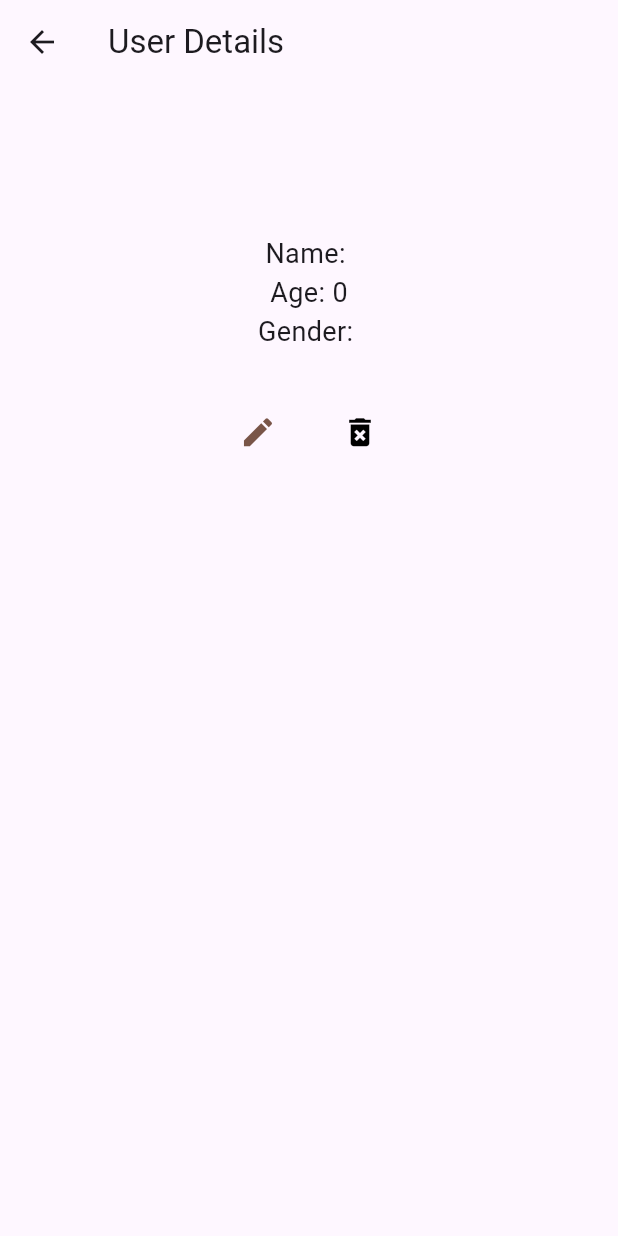
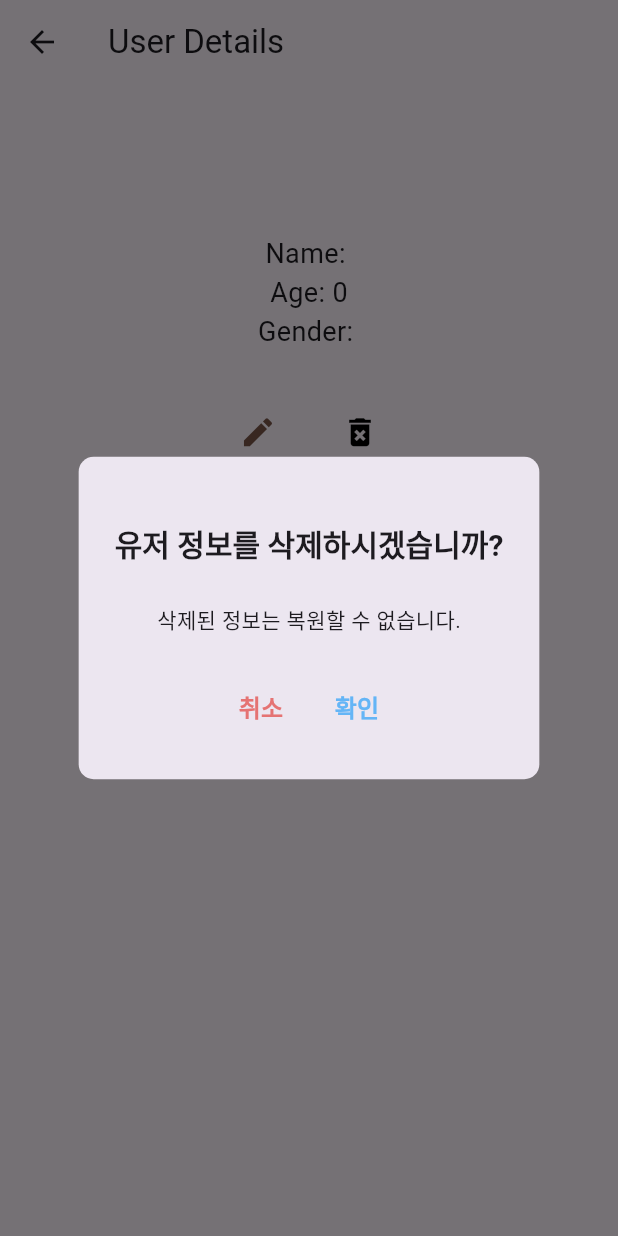
Before and after one commit to flutteam/firebase_getset_userdata, a Flutter app: the UserDetailsScreen screen opened directly with empty values, after a tap on the "delete forever" icon, on a phone screen of 412 x 824 dp. Run offline on Flutter 3.47's test engine with Material 3 defaults, Android fonts, the phone set to English and light mode, and no system bars; our stand-ins replace cloud_firestore, firebase_core; accounts and stored records are empty.

Commit message:
add docRefUser data in userData List + implement Delete User Data func

```diff
--- a/lib/get_data/get_screen.dart
+++ b/lib/get_data/get_screen.dart
@@ -1,6 +1,7 @@
 import 'package:cloud_firestore/cloud_firestore.dart';
 import 'package:firebase_getset_userdata/get_data/get_model.dart';
 import 'package:flutter/material.dart';
+import 'package:flutter/services.dart';
 
 class GetScreen extends StatelessWidget {
   const GetScreen({Key? key}) : super(key: key);
@@ -39,6 +40,8 @@ class GetScreen extends StatelessWidget {
                           "name": doc["name"] ?? "Error name",
                           "age": doc["age"] ?? "Error age",
                           "gender": doc["gender"] ?? "Error gender",
+                          // userDataList에 유저 정보를 담고 있는 firebase doc 주소를 저장
+                          "docRefUser": doc.reference,
                         })
                     .toList();
 
@@ -115,11 +118,115 @@ class PersonContainer extends StatelessWidget {
 class UserDetailsScreen extends StatelessWidget {
   final Map<String, dynamic> userData;
 
-  const UserDetailsScreen({required this.userData, Key? key}) : super(key: key);
+  const UserDetailsScreen({
+    required this.userData,
+    Key? key,
+  }) : super(key: key);
 
   void modifyButtonOnTap() {}
 
-  void updateButtonOnTap() {}
+  void deleteButtonTapped({required BuildContext context}) {
+    // TODO: 정말로 삭제할 것이냐는 알림 팝업 출력
+    createDeleteUserDialog(
+      context: context,
+      title: "유저 정보를 삭제하시겠습니까?",
+      description: "삭제된 정보는 복원할 수 없습니다.",
+    );
+  }
+
+  void createDeleteUserDialog({
+    required BuildContext context,
+    required String title,
+    required String description,
+  }) {
+    showDialog(
+      context: context,
+      builder: (BuildContext context) {
+        return AlertDialog(
+          shape:
+              RoundedRectangleBorder(borderRadius: BorderRadius.circular(10.0)),
+          //Dialog Main Title
+          title: Column(
+            children: [
+              const SizedBox(
+                height: 20,
+              ),
+              Text(
+                title,
+                style: const TextStyle(
+                  fontSize: 20,
+                  fontWeight: FontWeight.bold,
+                ),
+              ),
+            ],
+          ),
+          // Content Description
+          content: Column(
+            mainAxisSize: MainAxisSize.min,
+            crossAxisAlignment: CrossAxisAlignment.center,
+            children: [
+              const SizedBox(
+                height: 10,
+              ),
+              Text(
+                description,
+              ),
+            ],
+          ),
+          // ConfirmButton
+          actions: [
+            Row(
+              mainAxisAlignment: MainAxisAlignment.center,
+              children: [
+                TextButton(
+                  child: Text(
+                    "취소",
+                    style: TextStyle(
+                      fontSize: 16,
+                      fontWeight: FontWeight.bold,
+                      color: Colors.red[300],
+                    ),
+                  ),
+                  onPressed: () {
+                    Navigator.pop(context);
+                  },
+                ),
+                TextButton(
+                  child: Text(
+                    "확인",
+                    style: TextStyle(
+                      fontSize: 16,
+                      fontWeight: FontWeight.bold,
+                      color: Colors.blue[300],
+                    ),
+                  ),
+                  onPressed: () {
+                    print("확인버튼이 눌렸습니다....");
+                    deleteUserData(
+                      context: context,
+                    );
+                  },
+                ),
+              ],
+            ),
+          ],
+        );
+      },
+    );
+  }
+
+  /// 유저 정보를 DB에서 삭제하는 함수
+  void deleteUserData({
+    required BuildContext context,
+  }) {
+    userData["docRefUser"].delete().then((value) {
+      print("유저 정보 삭제 완료 !");
+      Navigator.popUntil(context, ModalRoute.withName("/"));
+    }).catchError((err) {
+      print("유저 정보 삭제 실패....");
+      Navigator.pop(context);
+    });
+  }
 
   @override
   Widget build(BuildContext context) {
@@ -162,7 +269,9 @@ class UserDetailsScreen extends StatelessWidget {
                 width: 20,
               ),
               IconButton(
-                onPressed: updateButtonOnTap,
+                onPressed: () {
+                  return deleteButtonTapped(context: context);
+                },
                 icon: const Icon(
                   Icons.delete_forever,
                   size: 25,
```
